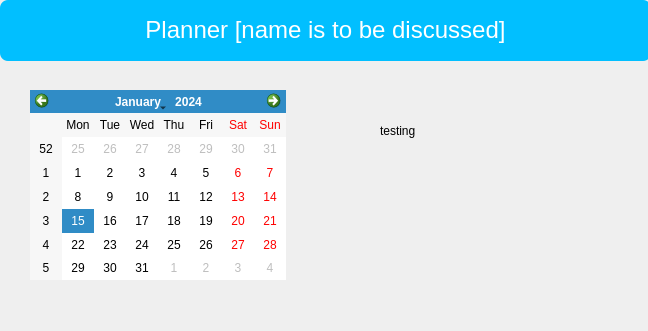
This is main.ui in KennBe/S.E-project as Qt 5 draws it before an edit. The edited form follows.
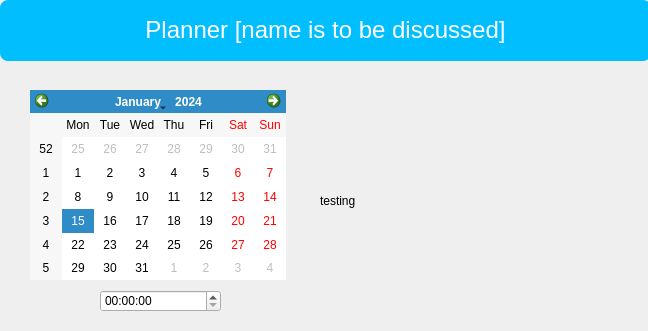
This is the edited form.

Commit message: additional code for UI,and unfinished code for alarmPage

What changed in the file:
```diff
--- a/main.ui
+++ b/main.ui
@@ -139,10 +139,10 @@
     <widget class="QLabel" name="label_2">
      <property name="geometry">
       <rect>
-       <x>90</x>
-       <y>40</y>
-       <width>131</width>
-       <height>61</height>
+       <x>30</x>
+       <y>30</y>
+       <width>311</width>
+       <height>221</height>
       </rect>
      </property>
      <property name="text">
@@ -154,6 +154,20 @@
    <widget class="QWidget" name="AlarmPage"/>
    <widget class="QWidget" name="ReminderPage"/>
   </widget>
+  <widget class="QTimeEdit" name="timeEdit">
+   <property name="geometry">
+    <rect>
+     <x>100</x>
+     <y>290</y>
+     <width>121</width>
+     <height>22</height>
+    </rect>
+   </property>
+  </widget>
+  <zorder>stackedWidget</zorder>
+  <zorder>label</zorder>
+  <zorder>calendarWidget</zorder>
+  <zorder>timeEdit</zorder>
  </widget>
  <resources/>
  <connections/>
```
The commit also changes 1 other file.
